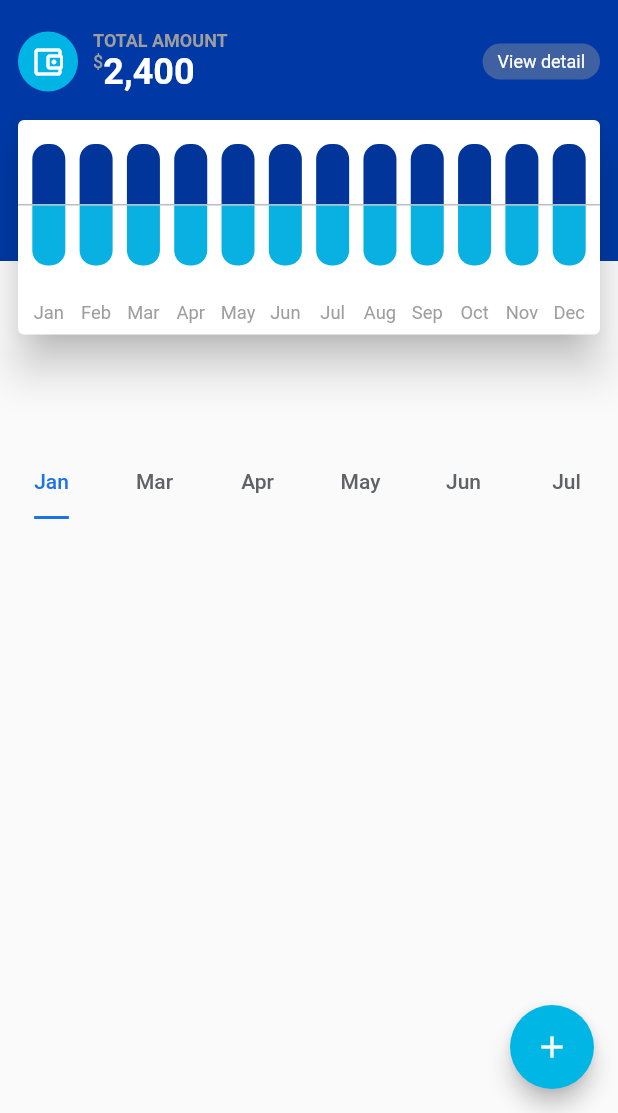
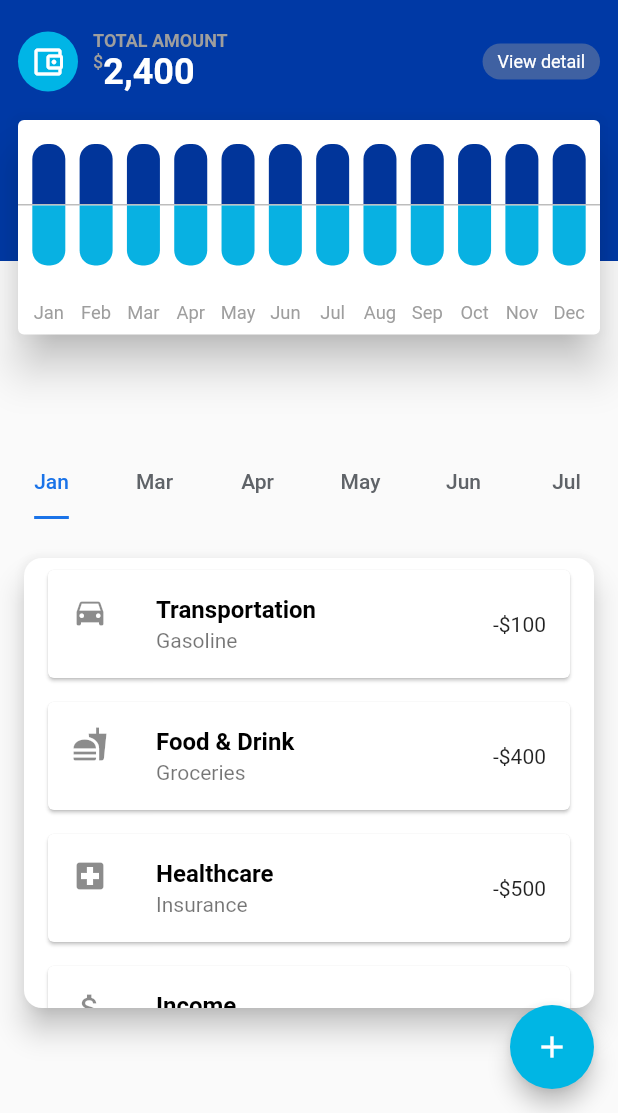
Before and after one commit to KubanychbekovT/cash_manager, a Flutter app: the screen it shows after launch, on a phone screen of 412 x 824 dp, the part 123-1236 px from its top. Run offline on Flutter 3.47's test engine with Material 2 defaults, Android fonts, the phone set to English and light mode, and no system bars.

Commit message:
fit(ui): add type_of_expences_widget

```diff
--- a/lib/presentation/core/strings.dart
+++ b/lib/presentation/core/strings.dart
@@ -0,0 +1,29 @@
+import 'package:flutter/material.dart';
+
+final List<String> types = [
+  'Transportation',
+  'Food & Drink',
+  'Healthcare',
+  'Income',
+];
+
+final List<String> subtitles = [
+  'Gasoline',
+  'Groceries',
+  'Insurance',
+  'Salary',
+];
+
+final List<IconData> icons = [
+  Icons.directions_car,
+  Icons.fastfood,
+  Icons.local_hospital,
+  Icons.attach_money,
+];
+
+final List<String> incomes = [
+  '-\$100',
+  '-\$400',
+  '-\$500',
+  '-\$500',
+];
--- a/lib/presentation/transaction/transaction_page.dart
+++ b/lib/presentation/transaction/transaction_page.dart
@@ -2,8 +2,8 @@ import 'package:cash_manager/presentation/core/widgets/custom_scaffold.dart';
 import 'package:cash_manager/presentation/transaction/expense/expense_page.dart';
 import 'package:cash_manager/presentation/transaction/widgets/income_expense_chart.dart';
 import 'package:cash_manager/presentation/transaction/widgets/tab_bar.dart';
+import 'package:cash_manager/presentation/transaction/widgets/type_of_expences.dart';
 import 'package:flutter/material.dart';
-
 
 class TransactionPage extends StatefulWidget {
   const TransactionPage({Key? key}) : super(key: key);
@@ -44,18 +44,21 @@ class _TransactionPageState extends State<TransactionPage>
   @override
   Widget build(BuildContext context) {
     return CustomScaffold(
-        floatingActionButton: FloatingActionButton(backgroundColor: Color(0xff00b6e4),onPressed: () {
+        floatingActionButton: FloatingActionButton(
+          backgroundColor: Color(0xff00b6e4),
+          onPressed: () {
             showModalBottomSheet(
                 context: context,
                 isDismissible: false,
                 shape: RoundedRectangleBorder(
-                  borderRadius: BorderRadius.vertical(
-                      top: Radius.circular(20))),
+                    borderRadius:
+                        BorderRadius.vertical(top: Radius.circular(20))),
                 isScrollControlled: true,
                 builder: (BuildContext context) => ExpensePage());
-        },child: Icon(Icons.add),),
-        body: Column(
-          children: [
+          },
+          child: Icon(Icons.add),
+        ),
+        body: Column(children: [
           Expanded(
             child: Stack(
               children: [
@@ -76,7 +79,8 @@ class _TransactionPageState extends State<TransactionPage>
                               children: [
                                 Container(
                                   child: Column(
-                                      crossAxisAlignment: CrossAxisAlignment.start,
+                                    crossAxisAlignment:
+                                        CrossAxisAlignment.start,
                                     children: [
                                       Text(
                                         "Hi, Temirlan",
@@ -175,7 +179,6 @@ class _TransactionPageState extends State<TransactionPage>
                         ),
                       ),
                     )),
-
                 Positioned(
                     top: 150,
                     right: 0,
@@ -184,11 +187,12 @@ class _TransactionPageState extends State<TransactionPage>
                       padding: const EdgeInsets.all(8.0),
                       child: IncomeExpenseChart(),
                     )),
+                Positioned(top: 380, right: 0, left: 0, child: CustomTabBar()),
                 Positioned(
-                      top: 380,
+                    top: 450,
                     right: 0,
                     left: 0,
-                      child: CustomTabBar())
+                    child: TypeOfExpences())
               ],
             ),
           ),
@@ -209,6 +213,5 @@ class _TransactionPageState extends State<TransactionPage>
           //             controller: _tabController,
           //             tabs: tabs))),
         ]));
-
   }
 }
--- /dev/null
+++ b/lib/presentation/transaction/widgets/type_of_expences.dart
@@ -0,0 +1,41 @@
+import 'package:cash_manager/presentation/core/strings.dart';
+import 'package:flutter/material.dart';
+
+class TypeOfExpences extends StatelessWidget {
+   const TypeOfExpences({Key? key});
+
+  @override
+  Widget build(BuildContext context) {
+    return Padding(
+      padding: const EdgeInsets.symmetric(horizontal: 12.0),
+      child: Card(
+        elevation: 8,
+        shape: RoundedRectangleBorder(
+          borderRadius: BorderRadius.circular(12.0),
+        ),
+        child: Column(
+          crossAxisAlignment: CrossAxisAlignment.start,
+          children: [
+            SizedBox(
+              height: 300,
+              child: ListView.builder(
+                itemCount: types.length,
+                itemBuilder: (context, index) {
+                  return Card(
+                    margin: EdgeInsets.symmetric(vertical: 8, horizontal: 16),
+                    child: ListTile(
+                      leading: Icon(icons[index]),
+                      title: Text(types[index], style: TextStyle(color: Colors.black, fontWeight: FontWeight.bold),),
+                      subtitle: Text(subtitles[index]),
+                      trailing: Text(incomes[index]),
+                    ),
+                  );
+                },
+              ),
+            ),
+          ],
+        ),
+      ),
+    );
+  }
+}
```
Lines whose indentation alone changed are shown as unchanged.
